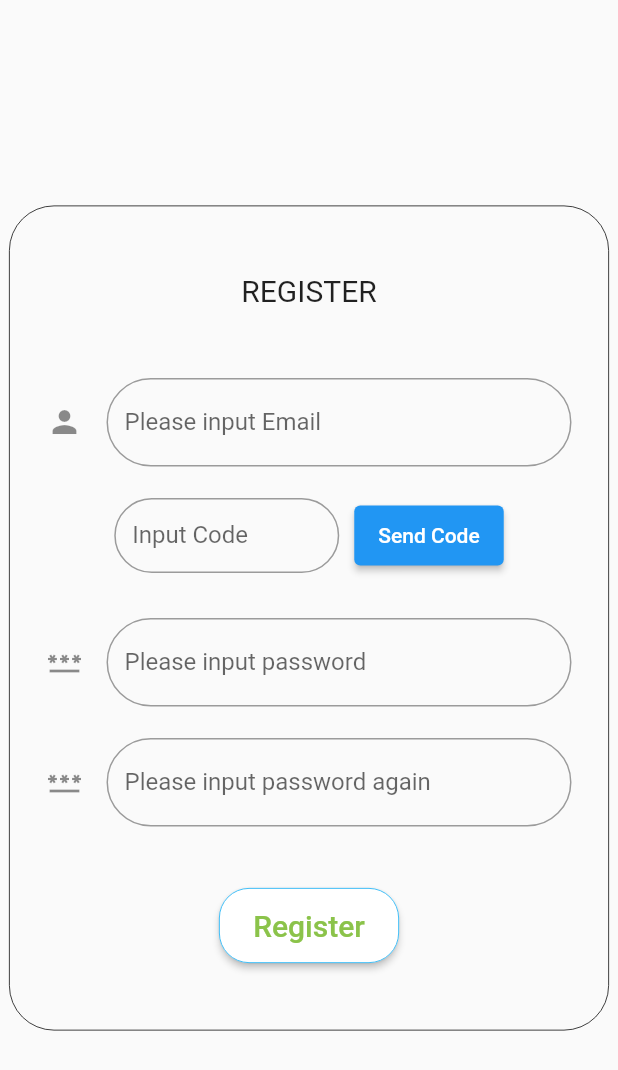
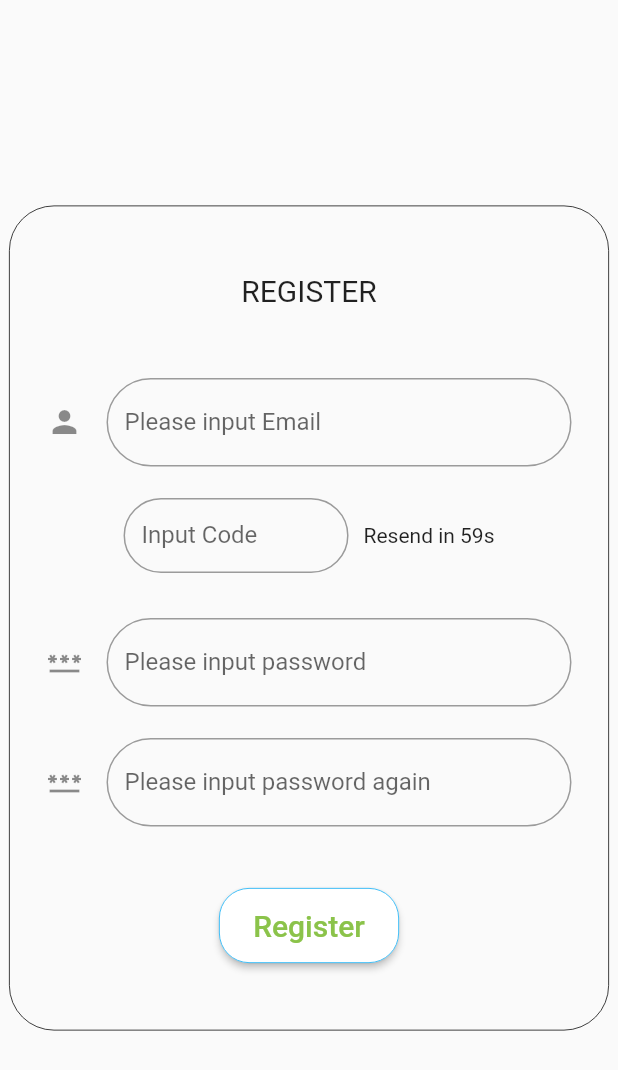
Before and after one commit to zhujinchi/payth, a Flutter app: the RegisterView screen opened directly, after a tap on "Send Code", on a phone screen of 412 x 824 dp. Shown: the top 1070 px of the screen. Run offline on Flutter 3.47's test engine with Material 2 defaults, Android fonts, the light colour scheme and no system bars; our stand-ins replace dio, responsive_builder; missing offline and left inert: dart:js; network calls fail.

Commit message:
接口测试

```diff
--- a/payth/lib/state/shopping_cart.dart
+++ b/payth/lib/state/shopping_cart.dart
@@ -5,35 +5,48 @@ import 'package:payth/net/api.dart';
 class ShoppingCartProvider with ChangeNotifier {
 
 
-  List<ProductModel> product = [
-    ProductModel(
-        id: 0,
-        name: 'card 1',
-        categoryName: 'steam',
-        remark: '备注',
-        imgUrl:
-            "https://img.alicdn.com/bao/uploaded/i1/2322816853/O1CN01qro9Zj20UisDcfG4x_!!2322816853.png_240x240.jpg",
-        price: 12.5,
-        quantity: 0),
-    ProductModel(
-        id: 1,
-        name: 'card 2',
-        categoryName: 'steam',
-        remark: '备注2',
-        imgUrl:
-            "https://img.alicdn.com/bao/uploaded/i1/2322816853/O1CN01qro9Zj20UisDcfG4x_!!2322816853.png_240x240.jpg",
-        price: 12.5,
-        quantity: 0),
-    ProductModel(
-        id: 2,
-        name: 'card 3',
-        categoryName: 'steam',
-        remark: '备注3',
-        imgUrl:
-            "https://img.alicdn.com/bao/uploaded/i1/2322816853/O1CN01qro9Zj20UisDcfG4x_!!2322816853.png_240x240.jpg",
-        price: 60,
-        quantity: 0),
+  late List<ProductModel> product = [
+    // ProductModel(
+    //     id: 0,
+    //     name: 'card 1',
+    //     categoryName: 'steam',
+    //     remark: '备注',
+    //     imgUrl:
+    //         "https://img.alicdn.com/bao/uploaded/i1/2322816853/O1CN01qro9Zj20UisDcfG4x_!!2322816853.png_240x240.jpg",
+    //     price: 12.5,
+    //     quantity: 0),
+    // ProductModel(
+    //     id: 1,
+    //     name: 'card 2',
+    //     categoryName: 'steam',
+    //     remark: '备注2',
+    //     imgUrl:
+    //         "https://img.alicdn.com/bao/uploaded/i1/2322816853/O1CN01qro9Zj20UisDcfG4x_!!2322816853.png_240x240.jpg",
+    //     price: 12.5,
+    //     quantity: 0),
+    // ProductModel(
+    //     id: 2,
+    //     name: 'card 3',
+    //     categoryName: 'steam',
+    //     remark: '备注3',
+    //     imgUrl:
+    //         "https://img.alicdn.com/bao/uploaded/i1/2322816853/O1CN01qro9Zj20UisDcfG4x_!!2322816853.png_240x240.jpg",
+    //     price: 60,
+    //     quantity: 0),
   ];
+
+  initProduct()async{
+    var resp = await API().GetProduct();
+    var productList = resp['data']['list'];
+    paymathodList.forEach((element) {
+      // product.add(ProductModel(
+      //   id: element.id;
+      // ));
+
+
+    });
+    print(resp);
+  }
 
 
   double totalprice = 0;
--- a/payth/lib/state/user_login_register.dart
+++ b/payth/lib/state/user_login_register.dart
@@ -7,6 +7,21 @@ class UserProvider with ChangeNotifier{
   String confirmPassword = '';
   String code = '';
   bool passwordShow = false;
+  bool sendCodeButton = true;
+  int seconds = 60;
+
+
+  setCodeButtonF(){
+    sendCodeButton = false;
+    notifyListeners();
+  }
+  setCodeButtonT(){
+    sendCodeButton = true;
+    notifyListeners();
+  }
+  DoSeconds(){
+    seconds--;
+  }
 
 
   changePasswordShow(){
--- a/payth/lib/views/register.dart
+++ b/payth/lib/views/register.dart
@@ -3,10 +3,10 @@ import 'package:payth/state/user_login_register.dart';
 import 'package:payth/views/login.dart';
 import 'package:provider/provider.dart';
 import 'package:payth/net/api.dart';
+import 'dart:async';
 
 class RegisterView extends StatelessWidget {
   const RegisterView({Key? key}) : super(key: key);
-
   @override
   Widget build(BuildContext context) {
     return Scaffold(
@@ -184,14 +184,33 @@ Widget SendCode(UserProvider value) {
               ))),
       Container(
         height: 40,
+        alignment: Alignment.center,
         padding: EdgeInsets.only(left: 10),
-        child: ElevatedButton(onPressed: () async{
-          var resp = await API().GetCode(value.email);
-          if(resp['code']==200){
-          //  弹窗发送成功
-          }
-        }, child: Text('Send Code')),
+        child: Container(
+          height: 40,
+          child: value.sendCodeButton?ElevatedButton(onPressed: () async{
+            _showTimer(value);
+            var resp = await API().GetCode(value.email);
+            if(resp['code']==200){
+            //  弹窗发送成功
+            }
+          }, child: Text('Send Code')):Container(height:40,alignment:Alignment.center,child: Text('Resend in '+value.seconds.toString()+ 's',textAlign:TextAlign.center,)),
+        ),
       )
     ],
   );
 }
+
+
+_showTimer(UserProvider value){
+  Timer t;
+  t = Timer.periodic(Duration(milliseconds: 1000), (timer) {
+    value.DoSeconds();
+    value.setCodeButtonF();
+    if(value.seconds==0){
+      timer.cancel();
+      value.setCodeButtonT();
+    }
+  });
+
+}
--- a/payth/lib/views/right.dart
+++ b/payth/lib/views/right.dart
@@ -2,6 +2,7 @@ import 'package:flutter/material.dart';
 import 'package:payth/state/shopping_cart.dart';
 import 'package:provider/provider.dart';
 import 'package:payth/net/api.dart';
+import 'dart:js' as js;
 
 class RightView extends StatelessWidget {
   const RightView({Key? key}) : super(key: key);
@@ -114,7 +115,8 @@ class RightView extends StatelessWidget {
             MaterialButton(
               minWidth: double.infinity,
               onPressed: () {
-                dealShopping(value);
+                js.context.callMethod('open',['http://www.baidu.com']);
+                // dealShopping(value);
               },
               child: const Text(
                 "CONFIRM AND PAY",
@@ -141,6 +143,6 @@ class RightView extends StatelessWidget {
     value.product.forEach((element)async {
       var resp = await API().AddProduct(element.id, element.quantity);
     });
-    var res = await API().createShop(value.product[0].id);
+    var res = await API().createShop();
   }
 }
```
Also changed, not shown: payth/lib/net/api.dart (+29 -48 lines), payth/lib/views/left.dart (+18 -1 lines), payth/lib/views/login.dart (+8 -7 lines).
